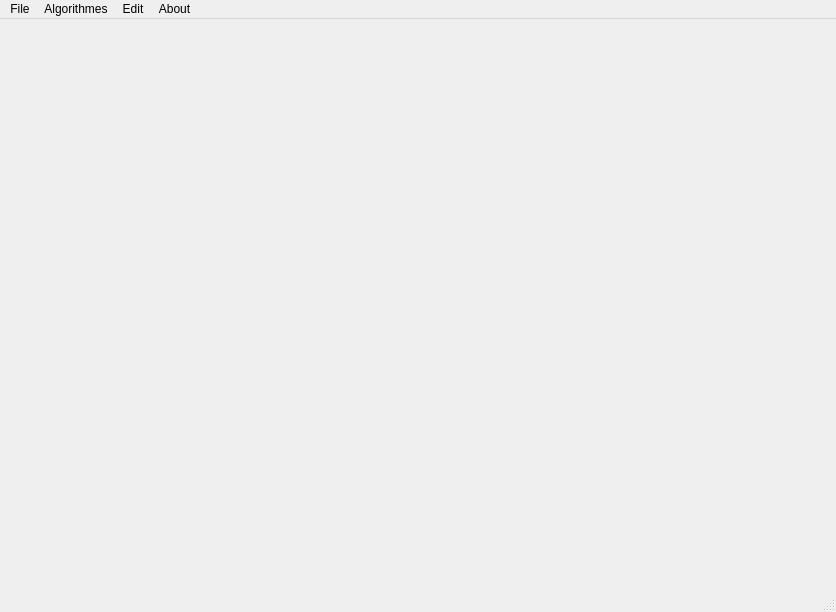
First picture: the form in mainwindow.ui, repository VladosYetti/CourseWork-TrafficLights-KNT-119, before the edit.
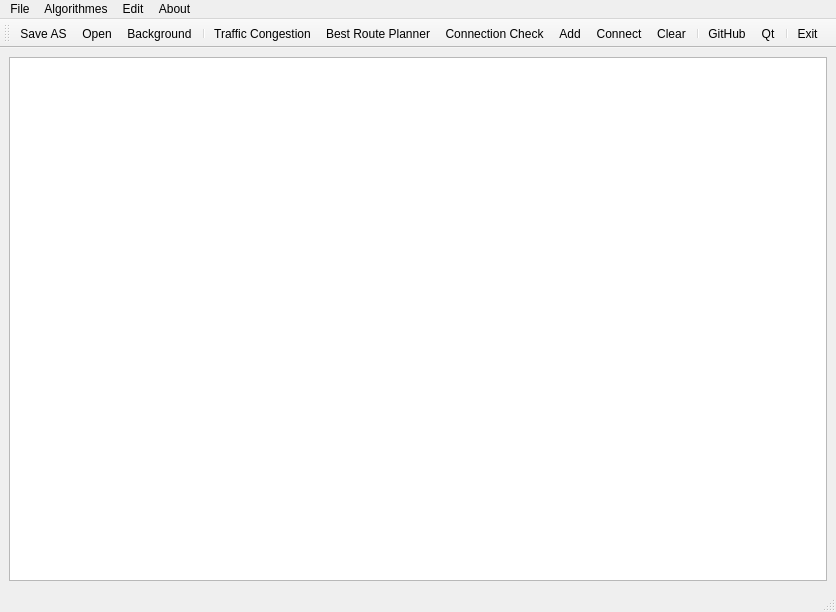
Second picture: the form after the edit. Icons and pictures are not drawn.

```diff
--- a/mainwindow.ui
+++ b/mainwindow.ui
@@ -13,7 +13,13 @@
   <property name="windowTitle">
    <string>MainWindow</string>
   </property>
-  <widget class="QWidget" name="centralwidget"/>
+  <widget class="QWidget" name="centralwidget">
+   <layout class="QVBoxLayout" name="verticalLayout">
+    <item>
+     <widget class="QGraphicsView" name="graphicsView"/>
+    </item>
+   </layout>
+  </widget>
   <widget class="QMenuBar" name="menubar">
    <property name="geometry">
     <rect>
@@ -61,6 +67,32 @@
    <addaction name="menuAbout"/>
   </widget>
   <widget class="QStatusBar" name="statusbar"/>
+  <widget class="QToolBar" name="toolBar">
+   <property name="windowTitle">
+    <string>toolBar</string>
+   </property>
+   <attribute name="toolBarArea">
+    <enum>TopToolBarArea</enum>
+   </attribute>
+   <attribute name="toolBarBreak">
+    <bool>false</bool>
+   </attribute>
+   <addaction name="actionSave_AS"/>
+   <addaction name="actionOpen"/>
+   <addaction name="actionBackground"/>
+   <addaction name="separator"/>
+   <addaction name="actionTraffic_ongestion"/>
+   <addaction name="actionBest_Route_Planner"/>
+   <addaction name="actionConnection_heck"/>
+   <addaction name="actionAdd"/>
+   <addaction name="actionconnect"/>
+   <addaction name="actionClear"/>
+   <addaction name="separator"/>
+   <addaction name="actionGitHub"/>
+   <addaction name="actionQt"/>
+   <addaction name="separator"/>
+   <addaction name="actionEXIT"/>
+  </widget>
   <action name="actionSave_AS">
    <property name="text">
     <string>Save AS</string>
@@ -111,6 +143,33 @@
     <string>Clear</string>
    </property>
   </action>
+  <action name="actionAdd">
+   <property name="icon">
+    <iconset resource="Resource.qrc">
+     <normaloff>:/Img/Recourse/add.png</normaloff>:/Img/Recourse/add.png</iconset>
+   </property>
+   <property name="text">
+    <string>Add</string>
+   </property>
+  </action>
+  <action name="actionconnect">
+   <property name="icon">
+    <iconset resource="Resource.qrc">
+     <normaloff>:/Img/Recourse/link.png</normaloff>:/Img/Recourse/link.png</iconset>
+   </property>
+   <property name="text">
+    <string>Connect</string>
+   </property>
+  </action>
+  <action name="actionBackground">
+   <property name="icon">
+    <iconset resource="Resource.qrc">
+     <normaloff>:/Img/Recourse/background.png</normaloff>:/Img/Recourse/background.png</iconset>
+   </property>
+   <property name="text">
+    <string>Background</string>
+   </property>
+  </action>
  </widget>
  <resources/>
  <connections/>
```
Left out of the diff: 47 changed lines with no effect on the pictures.
